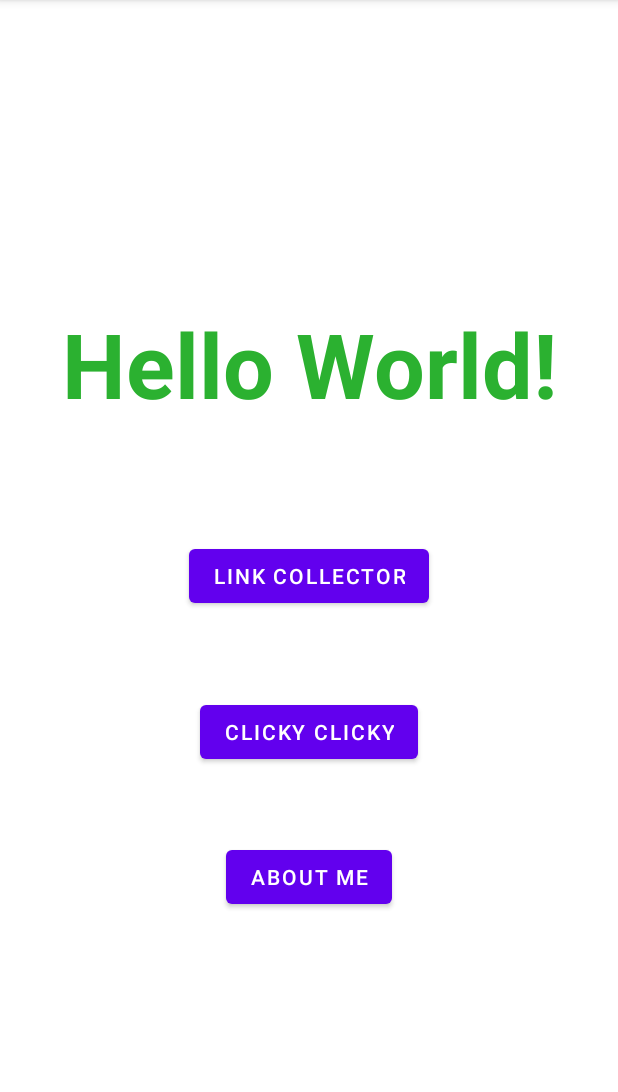
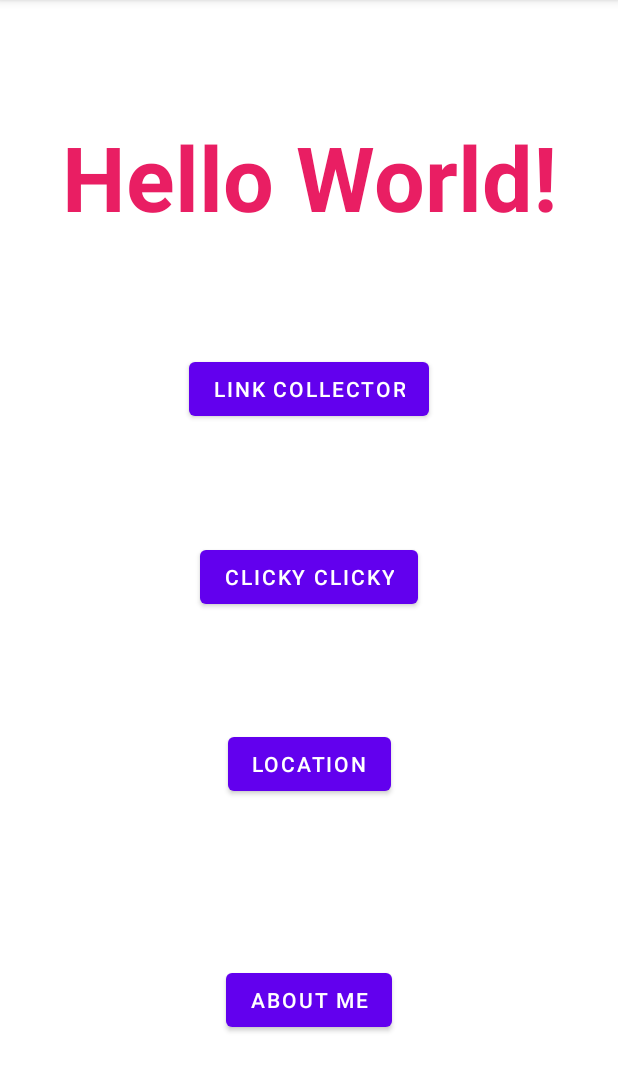
Before and after one commit to jovianebellegarde/NUMAD22Sp_JovianeBellegarde, an Android app: the screen it shows after launch (MainActivity), on a phone screen of 412 x 824 dp, the part 84-1176 px from its top. Run offline under Robolectric (Android 15) with nearby library versions, the phone set to English and light mode, and no system bars.

Commit message:
added location button

```diff
--- a/app/src/main/java/edu/neu/numad22sp_jovianebellegarde/LinkViewAdapter.java
+++ b/app/src/main/java/edu/neu/numad22sp_jovianebellegarde/LinkViewAdapter.java
@@ -1,6 +1,5 @@
 package edu.neu.numad22sp_jovianebellegarde;
 
-import android.text.Layout;
 import android.view.LayoutInflater;
 import android.view.View;
 import android.view.ViewGroup;
--- a/app/src/main/res/layout/activity_main.xml
+++ b/app/src/main/res/layout/activity_main.xml
@@ -12,15 +12,15 @@
             android:layout_height="wrap_content"
             android:text="Hello World!"
             android:textAllCaps="false"
-            android:textColor="#2BB130"
+            android:textColor="#E91E63"
             android:textSize="60sp"
             android:textStyle="bold"
             app:layout_constraintEnd_toEndOf="parent"
             app:layout_constraintHorizontal_bias="0.5"
             app:layout_constraintStart_toStartOf="parent"
             app:layout_constraintTop_toTopOf="parent"
-            app:layout_constraintVertical_bias="0.294"
-            app:layout_constraintBottom_toBottomOf="parent" />
+            app:layout_constraintVertical_bias="0.095"
+            app:layout_constraintBottom_toTopOf="@+id/locationButton" />
 
     <Button
             android:id="@+id/aboutMeButton"
@@ -34,8 +34,8 @@
             app:layout_constraintEnd_toEndOf="parent"
             app:layout_constraintHorizontal_bias="0.5"
             app:layout_constraintStart_toStartOf="parent"
-            app:layout_constraintTop_toTopOf="parent"
-            app:layout_constraintVertical_bias="0.768" />
+            app:layout_constraintVertical_bias="0.938"
+            app:layout_constraintTop_toBottomOf="@+id/button2" />
 
     <Button
             android:id="@+id/clickyClickyButton"
@@ -46,21 +46,34 @@
             app:layout_constraintEnd_toEndOf="parent"
             app:layout_constraintHorizontal_bias="0.5"
             app:layout_constraintStart_toStartOf="parent"
-            app:layout_constraintVertical_bias="0.644"
-            app:layout_constraintTop_toTopOf="parent"
-            app:layout_constraintBottom_toBottomOf="parent" />
+            app:layout_constraintVertical_bias="0.516"
+            app:layout_constraintTop_toBottomOf="@+id/locationButton"
+            app:layout_constraintBottom_toTopOf="@+id/button2" />
 
     <Button
-            android:id="@+id/button"
+            android:id="@+id/locationButton"
             android:layout_width="wrap_content"
             android:layout_height="wrap_content"
             android:text="@string/link_collector"
             android:onClick="linkListActivity"
-            app:layout_constraintBottom_toBottomOf="parent"
             app:layout_constraintEnd_toEndOf="parent"
+            app:layout_constraintStart_toStartOf="parent"
+            tools:ignore="OnClick"
+            app:layout_constraintVertical_bias="0.423"
             app:layout_constraintHorizontal_bias="0.5"
+            app:layout_constraintTop_toBottomOf="@+id/mainActivityTextView"
+            app:layout_constraintBottom_toTopOf="@+id/clickyClickyButton" />
+
+    <Button
+            android:text="@string/location"
+            android:layout_width="wrap_content"
+            android:layout_height="wrap_content"
+            android:id="@+id/button2"
+            app:layout_constraintEnd_toEndOf="parent"
             app:layout_constraintStart_toStartOf="parent"
-            app:layout_constraintTop_toTopOf="parent"
-            tools:ignore="OnClick" />
+            app:layout_constraintVertical_bias="0.614"
+            app:layout_constraintHorizontal_bias="0.5"
+            app:layout_constraintTop_toBottomOf="@+id/clickyClickyButton"
+            app:layout_constraintBottom_toTopOf="@+id/aboutMeButton" />
 
 </androidx.constraintlayout.widget.ConstraintLayout>
--- a/app/src/main/res/values/strings.xml
+++ b/app/src/main/res/values/strings.xml
@@ -20,4 +20,5 @@
     <string name="link_collector">Link Collector</string>
     <string name="link_name">Link Name</string>
     <string name="link_url">Link Url</string>
+    <string name="location">Location</string>
 </resources>
```
